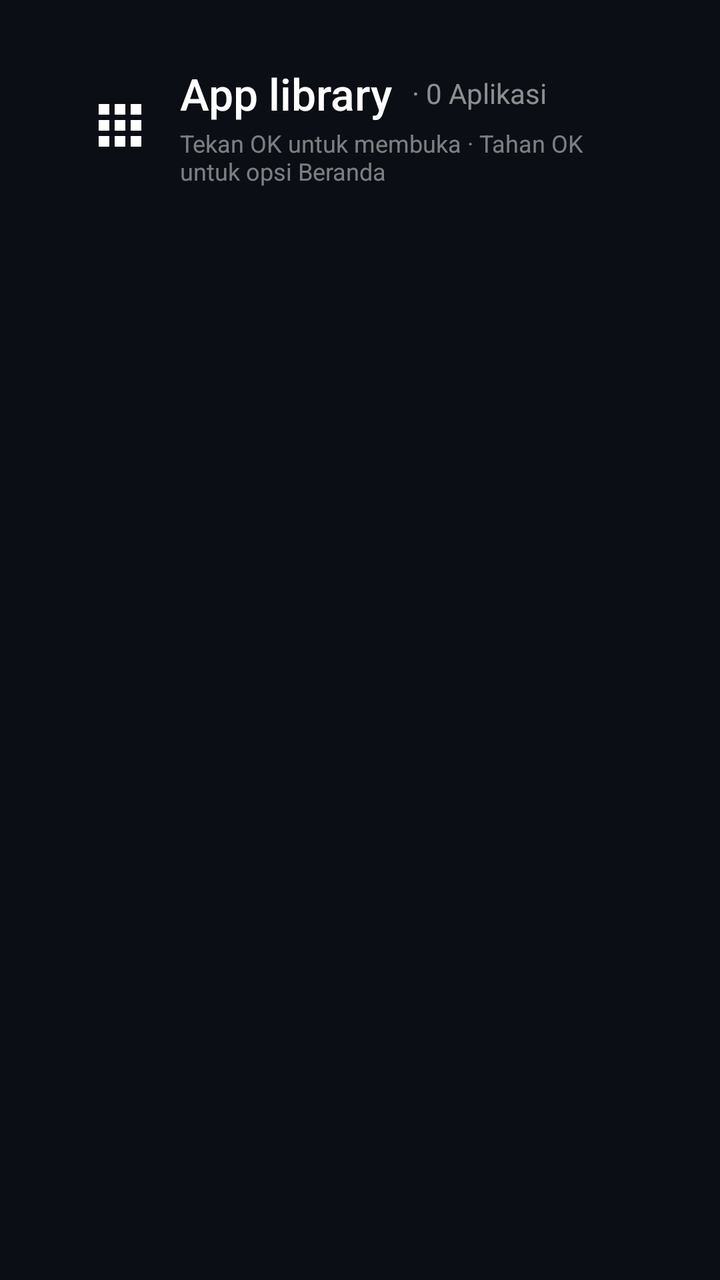
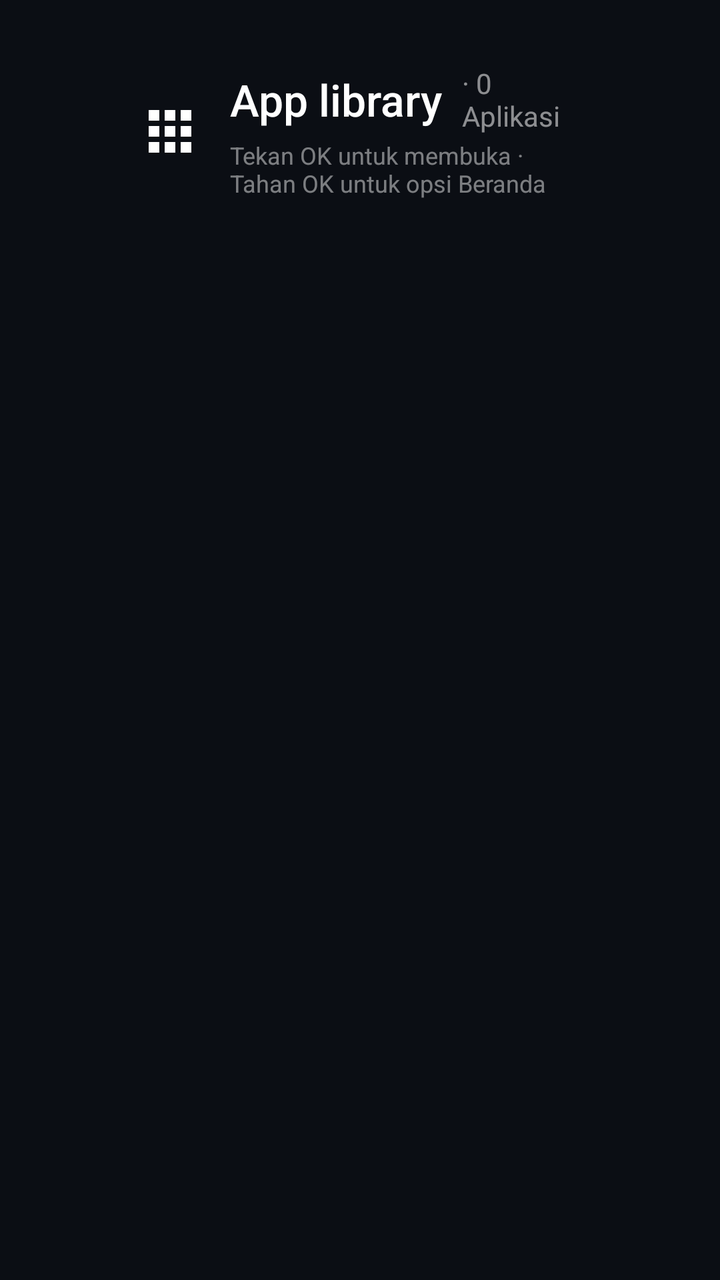

Screens rendered from an Android XML layout before and after an edit, with the pre-edit source and the edit as a unified diff.
<!-- AndroidManifest.xml: application theme Theme.MQLTV -->
<!-- res/layout/dialog_app_library.xml -->
<?xml version="1.0" encoding="utf-8"?>
<LinearLayout xmlns:android="http://schemas.android.com/apk/res/android"
    android:layout_width="match_parent"
    android:layout_height="match_parent"
    android:background="#660A0D14"
    android:orientation="vertical"
    android:clipChildren="false"
    android:clipToPadding="false"
    android:paddingTop="32dp"
    android:paddingBottom="16dp">

    
    <LinearLayout
        android:id="@+id/dialog_library_header"
        android:layout_width="match_parent"
        android:layout_height="wrap_content"
        android:orientation="horizontal"
        android:gravity="center_vertical"
        android:paddingStart="44dp"
        android:paddingEnd="44dp"
        android:layout_marginBottom="10dp"
        android:clipChildren="false"
        android:clipToPadding="false">

        <ImageView
            android:layout_width="32dp"
            android:layout_height="32dp"
            android:src="@drawable/ic_apps"
            android:tint="#FFFFFFFF"
            android:layout_marginEnd="14dp"
            android:contentDescription="Apps Icon" />

        <LinearLayout
            android:layout_width="0dp"
            android:layout_height="wrap_content"
            android:layout_weight="1"
            android:orientation="vertical">

            <LinearLayout
                android:layout_width="wrap_content"
                android:layout_height="wrap_content"
                android:orientation="horizontal"
                android:gravity="center_vertical">

                <TextView
                    android:id="@+id/dialog_library_title"
                    android:layout_width="wrap_content"
                    android:layout_height="wrap_content"
                    android:text="App library"
                    android:textColor="#FFFFFFFF"
                    android:textSize="22sp"
                    android:fontFamily="sans-serif-medium" />

                <TextView
                    android:id="@+id/dialog_library_count"
                    android:layout_width="wrap_content"
                    android:layout_height="wrap_content"
                    android:layout_marginStart="10dp"
                    android:text="· 0 Aplikasi"
                    android:textColor="#88FFFFFF"
                    android:textSize="14sp"
                    android:fontFamily="sans-serif" />
            </LinearLayout>

            <TextView
                android:id="@+id/dialog_library_hint"
                android:layout_width="wrap_content"
                android:layout_height="wrap_content"
                android:layout_marginTop="2dp"
                android:text="Tekan OK untuk membuka · Tahan OK untuk opsi Beranda"
                android:textColor="#77FFFFFF"
                android:textSize="12sp"
                android:fontFamily="sans-serif" />
        </LinearLayout>

    </LinearLayout>

    
    <FrameLayout
        android:layout_width="match_parent"
        android:layout_height="0dp"
        android:layout_weight="1"
        android:clipChildren="true"
        android:clipToPadding="false">

        <androidx.recyclerview.widget.RecyclerView
            android:id="@+id/dialog_library_grid"
            android:layout_width="match_parent"
            android:layout_height="match_parent"
            android:clipChildren="false"
            android:clipToPadding="false"
            android:paddingStart="44dp"
            android:paddingEnd="44dp"
            android:paddingTop="14dp"
            android:paddingBottom="40dp"
            android:overScrollMode="never"
            android:scrollbars="none"
            android:descendantFocusability="afterDescendants" />
    </FrameLayout>

</LinearLayout>
<!-- resources referenced by this layout -->
<resources>
  <!-- drawable ic_apps (drawable) -->
  <?xml version="1.0" encoding="utf-8"?>
  <vector xmlns:android="http://schemas.android.com/apk/res/android"
      android:width="20dp"
      android:height="20dp"
      android:viewportWidth="24"
      android:viewportHeight="24">
      <path
          android:fillColor="#FFFFFFFF"
          android:pathData="M4,4h4v4H4zM10,4h4v4h-4zM16,4h4v4h-4zM4,10h4v4H4zM10,10h4v4h-4zM16,10h4v4h-4zM4,16h4v4H4zM10,16h4v4h-4zM16,16h4v4h-4z" />
  </vector>
  <style name="Theme.MQLTV" parent="Theme.Leanback">
          <item name="android:windowBackground">@drawable/window_background</item>
      </style>
  <!-- drawable window_background (drawable) -->
  <?xml version="1.0" encoding="utf-8"?>
  <shape xmlns:android="http://schemas.android.com/apk/res/android"
      android:shape="rectangle">
      <solid android:color="#0B0F14" />
  </shape>
</resources>

<!-- the commit's change to res/layout/dialog_app_library.xml (unified diff, before → after) -->
@@ -16,8 +16,8 @@
         android:layout_height="wrap_content"
         android:orientation="horizontal"
         android:gravity="center_vertical"
-        android:paddingStart="44dp"
-        android:paddingEnd="44dp"
+        android:paddingStart="69dp"
+        android:paddingEnd="69dp"
         android:layout_marginBottom="10dp"
         android:clipChildren="false"
         android:clipToPadding="false">
@@ -89,8 +89,8 @@
             android:layout_height="match_parent"
             android:clipChildren="false"
             android:clipToPadding="false"
-            android:paddingStart="44dp"
-            android:paddingEnd="44dp"
+            android:paddingStart="69dp"
+            android:paddingEnd="69dp"
             android:paddingTop="14dp"
             android:paddingBottom="40dp"
             android:overScrollMode="never"
